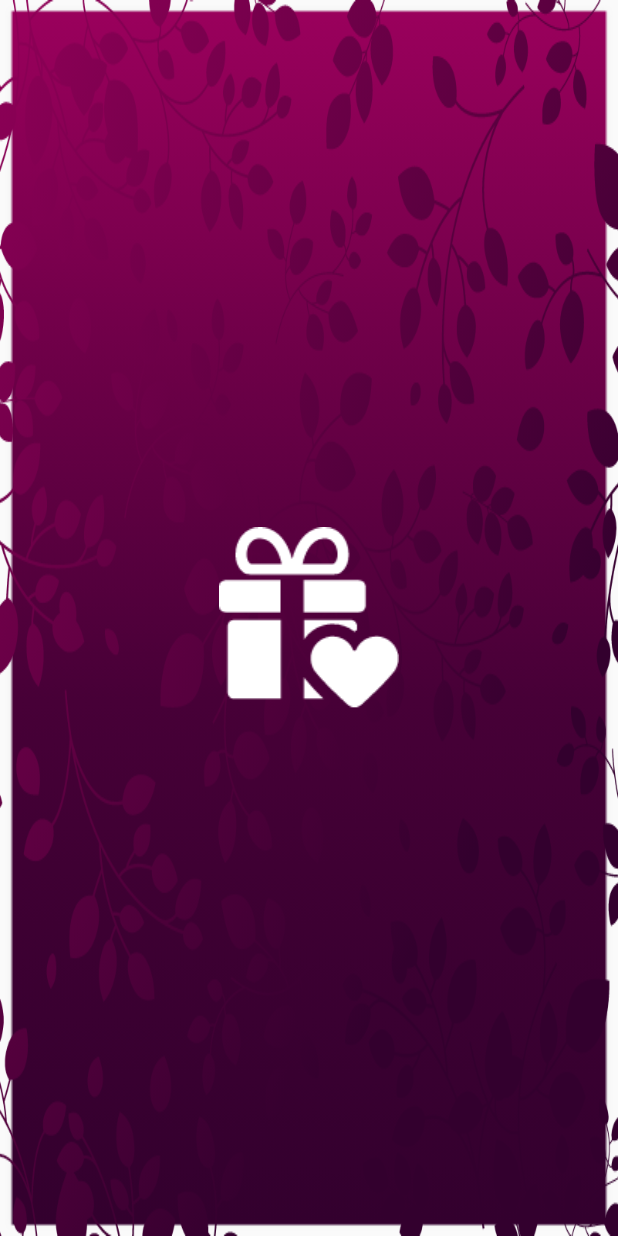
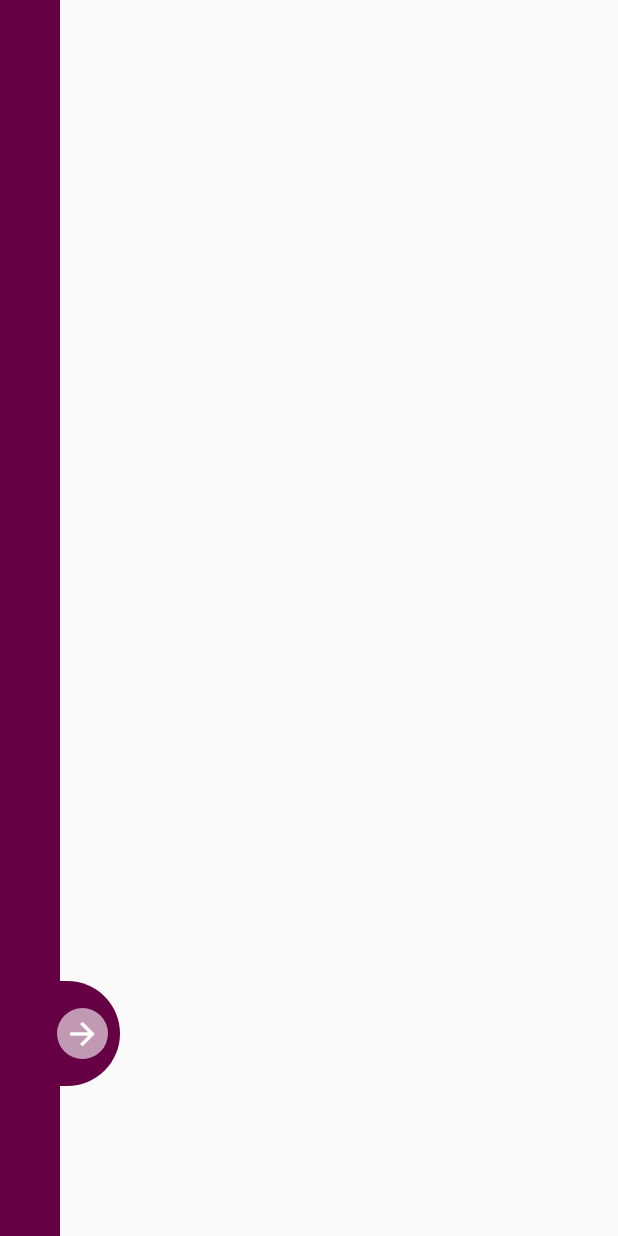
Before and after one commit to NourhanAbuGhaly/sixth_street, a Flutter app: the screen it shows after launch, on a phone screen of 412 x 824 dp. Run offline on Flutter 3.47's test engine with Material 2 defaults, Android fonts, the phone set to English and light mode, and no system bars.

Commit message:
first version

```diff
--- a/lib/main.dart
+++ b/lib/main.dart
@@ -1,13 +1,18 @@
 import 'package:flutter/material.dart';
-import 'package:sixth_street/screens/splash_screen.dart';
-void main(){
+import 'package:sixth_street/screens/onboarding.dart';
+
+void main() {
   runApp(MyApp());
 }
+
 class MyApp extends StatelessWidget {
   const MyApp({super.key});
 
   @override
   Widget build(BuildContext context) {
-    return MaterialApp(debugShowCheckedModeBanner: false,home: splashScreen(),);
+    return MaterialApp(
+      debugShowCheckedModeBanner: false,
+      home: OnBoardingScreen(),
+    );
   }
 }
--- /dev/null
+++ b/lib/screens/onboarding.dart
@@ -0,0 +1,86 @@
+import 'package:flutter/material.dart';
+
+class OnBoardingScreen extends StatefulWidget {
+  const OnBoardingScreen({super.key});
+
+  @override
+  State<OnBoardingScreen> createState() => _OnBoardingScreenState();
+}
+
+class _OnBoardingScreenState extends State<OnBoardingScreen> {
+  @override
+  Widget build(BuildContext context) {
+    return Scaffold(
+      body: Row(
+        children: [
+          // list
+          Stack(
+            children: [
+              Row(
+                children: [
+                  Container(
+                    height: double.infinity,
+                    width: 40,
+                    color: Color(0xff640043),
+                  ),
+                  Container(
+                    height: double.infinity,
+                    width: 50,
+                    //color: Color(0xff640043),
+                  ),
+                ],
+              ),
+              Positioned(
+                left: 30,
+                bottom: 100,
+                child: Container(
+                  width: 50,
+                  height: 70,
+                  decoration: BoxDecoration(
+                    color: Color(0xff640043),
+                    borderRadius: BorderRadius.only(
+                      topRight: Radius.circular(100),
+                      bottomRight: Radius.circular(100),
+                    ),
+                  ),
+                  child: Padding(
+                    padding: const EdgeInsets.only(left: 8.0, right: 8),
+                    child: InkWell(
+                      onTap: () {},
+                      child: CircleAvatar(
+                        backgroundColor: Colors.white60,
+                        radius: 30,
+                        child: Icon(
+                          Icons.arrow_forward_outlined,
+                          color: Colors.white,
+                        ),
+                      ),
+                    ),
+                  ),
+                ),
+              ),
+            ],
+          ),
+
+          Column(
+            children: [
+              Container(
+                child: TextButton(
+                  onPressed: () {},
+                  child: Text(
+                    "Skip",
+                    style: TextStyle(
+                        fontWeight: FontWeight.w300,
+                        fontSize: 12,
+                        color: Colors.white24),
+                  ),
+                ),
+                alignment: Alignment.topRight,
+              )
+            ],
+          )
+        ],
+      ),
+    );
+  }
+}
--- a/lib/screens/splash_screen.dart
+++ b/lib/screens/splash_screen.dart
@@ -11,22 +11,45 @@ class _splashScreenState extends State<splashScreen> {
   @override
   Widget build(BuildContext context) {
     return Scaffold(
-      //backgroundColor: Color(0xff640043),
+      backgroundColor: Color(0xff640043),
       body: Stack(
         children: [
-          Positioned.fill(
-            child: Image.asset(
-              "assets/backgrounds/Component 25 – 1.png",
-              fit: BoxFit.fill,
-            ),
-          ),
+          // Positioned.fill(
+          //   child: Image.asset(
+          //     "assets/backgrounds/Component 25 – 1.png",
+          //     width: double.infinity,
+          //     height: double.infinity,
+          //     fit: BoxFit.fill,
+          //   ),
+          // ),
           Positioned.fill(
             child: Image.asset(
               "assets/backgrounds/Group 1.png",
-              fit: BoxFit.fill,
+              width: double.infinity,
+              height: double.infinity,
+              fit: BoxFit.cover,
             ),
           ),
-          Center(child:Image.asset("assets/icons/Group 1441.png") ,)
+          Center(
+            child: Column(
+              mainAxisAlignment: MainAxisAlignment.center,
+              crossAxisAlignment: CrossAxisAlignment.center,
+              children: [
+                Image.asset(
+                  "assets/icons/Group 1441.png",
+                ),
+                Text(
+                  "6TH STREETS".toUpperCase(),
+                  style: TextStyle(
+                    color: Colors.white,
+                    fontWeight: FontWeight.w600,
+                    fontSize: 20,
+                    overflow: TextOverflow.ellipsis,
+                  ),
+                )
+              ],
+            ),
+          )
         ],
       ),
     );
```
Also changed, not shown: assets/icons/Mask Group 1.png (added), assets/icons/Mask Group 2.png (added), assets/icons/Mask Group 3.png (added), assets/icons/undraw_welcome_3gvl.png (added).
